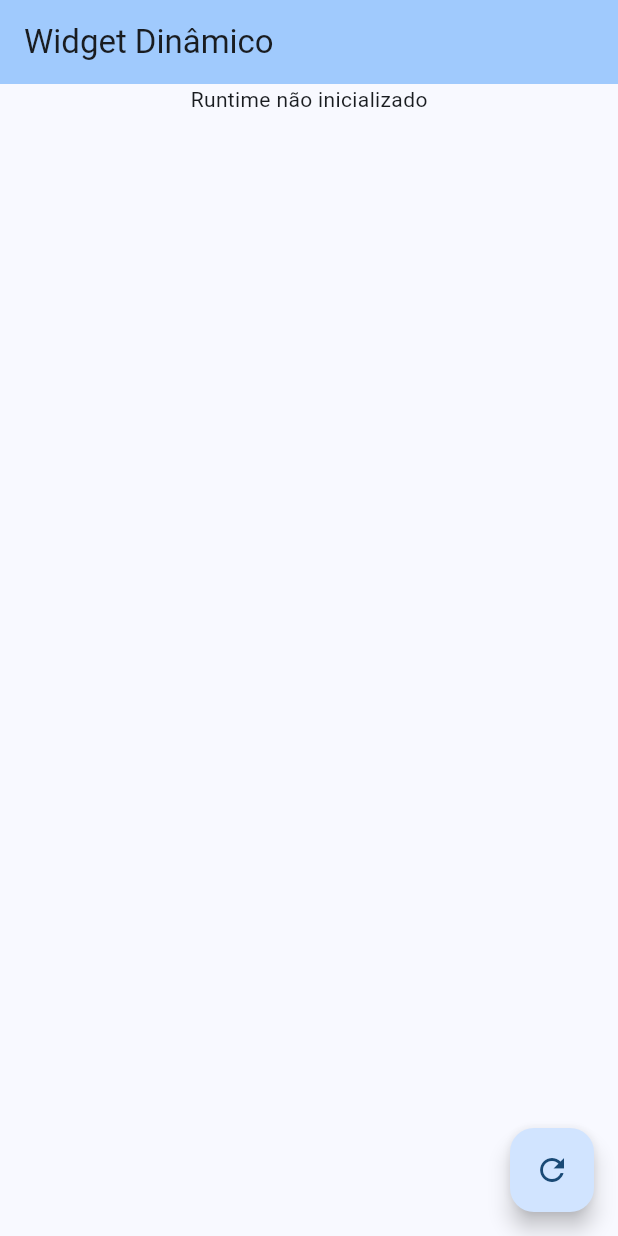
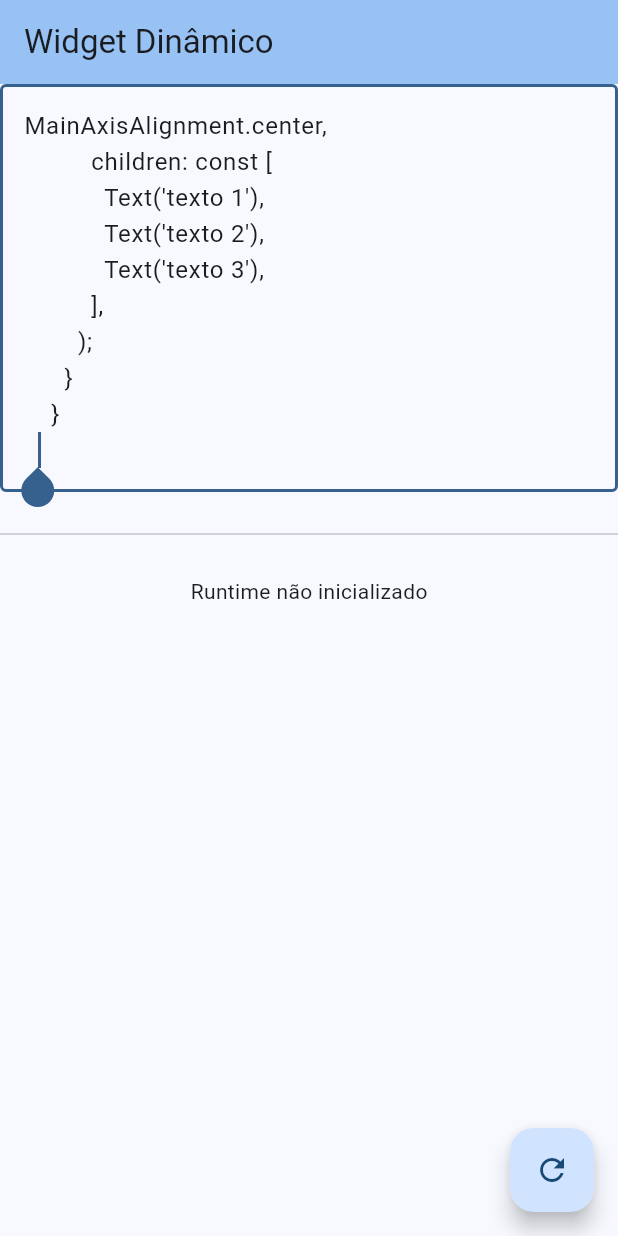
Before and after one commit to marcosfaneli/msr, a Flutter app: the screen it shows after launch, on a phone screen of 412 x 824 dp. Run offline on Flutter 3.47's test engine with Material 3 defaults, Android fonts, the phone set to English and light mode, and no system bars; missing offline and left inert: dart_eval, flutter_eval.

Commit message:
feat: Refactoring

```diff
--- a/nebula/lib/home_page.dart
+++ b/nebula/lib/home_page.dart
@@ -14,8 +14,9 @@ class _HomePageState extends State<HomePage> {
   Runtime? _runtime;
   bool _isCompiling = false;
   String? _error;
+  final TextEditingController _inputCode = TextEditingController();
 
-  final String _code = '''
+  String _code = '''
     import 'package:flutter/material.dart';
 
     class HelloWorld extends StatelessWidget {
@@ -34,8 +35,22 @@ class _HomePageState extends State<HomePage> {
   ''';
 
   @override
+  void dispose() {
+    _inputCode.dispose();
+    super.dispose();
+  }
+
+  @override
   void initState() {
     super.initState();
+    _inputCode.text = _code;
+  }
+
+  void updateCode(String code) {
+    setState(() {
+      _error = null;
+      _code = code;
+    });
   }
 
   void _compileCode(String code) async {
@@ -46,7 +61,7 @@ class _HomePageState extends State<HomePage> {
       });
 
       // added sleep
-      await Future.delayed(const Duration(seconds: 2));
+      await Future.delayed(const Duration(seconds: 1));
 
       // 1. Criar o compilador
       final compiler = Compiler();
@@ -56,9 +71,7 @@ class _HomePageState extends State<HomePage> {
 
       // 3. Compilar o código Dart
       final program = compiler.compile({
-        'uahca': {
-          'main.dart': code,
-        }
+        'mfaneli': {'main.dart': code},
       });
 
       // 4. Criar o Runtime a partir do programa compilado
@@ -71,7 +84,6 @@ class _HomePageState extends State<HomePage> {
         _runtime = runtime;
         _isCompiling = false;
       });
-
     } catch (e) {
       setState(() {
         _error = e.toString();
@@ -88,7 +100,21 @@ class _HomePageState extends State<HomePage> {
         backgroundColor: Theme.of(context).colorScheme.inversePrimary,
       ),
       body: Center(
-        child: Column(children: [
+        child: Column(
+          children: [
+            TextField(
+              controller: _inputCode,
+              maxLines: 10,
+              autofocus: true,
+              decoration: const InputDecoration(
+                hintText: 'Digite o código Dart aqui',
+                border: OutlineInputBorder(),
+              ),
+              onChanged: (value) => updateCode(value),
+            ),
+            const SizedBox(height: 20),
+            Divider(),
+            const SizedBox(height: 20),
             _buildBody(),
           ],
         ),
@@ -104,6 +130,23 @@ class _HomePageState extends State<HomePage> {
   Widget _buildBody() {
     // Mostrar loading enquanto compila
     if (_isCompiling) {
+      return compiling();
+    }
+
+    // Mostrar erro se houver
+    if (_error != null) {
+      return showError();
+    }
+
+    // Executar o código compilado
+    if (_runtime != null) {
+      return render();
+    }
+
+    return const Text('Runtime não inicializado');
+  }
+
+  Column compiling() {
     return const Column(
       mainAxisAlignment: MainAxisAlignment.center,
       children: [
@@ -114,31 +157,13 @@ class _HomePageState extends State<HomePage> {
     );
   }
 
-    // Mostrar erro se houver
-    if (_error != null) {
-      return Column(
-        mainAxisAlignment: MainAxisAlignment.center,
-        children: [
-          const Icon(Icons.error, color: Colors.red, size: 64),
-          const SizedBox(height: 20),
-          const Text('Erro ao compilar:', style: TextStyle(fontWeight: FontWeight.bold)),
-          const SizedBox(height: 10),
-          Padding(
-            padding: const EdgeInsets.all(20.0),
-            child: Text(_error!, textAlign: TextAlign.center),
-          ),
-        ],
-      );
-    }
-
-    // Executar o código compilado
-    if (_runtime != null) {
+  Widget render() {
     try {
       // Executar a função HelloWorld do código compilado
       final result = _runtime!.executeLib(
-          'package:uahca/main.dart',     // Biblioteca
-          'HelloWorld.',                 // Função (construtor)
-          [],                            // Argumentos
+        'package:mfaneli/main.dart', // Biblioteca
+        'HelloWorld.', // Função (construtor)
+        [], // Argumentos
       );
 
       // Extrair o Widget do resultado
@@ -149,7 +174,10 @@ class _HomePageState extends State<HomePage> {
         children: [
           const Icon(Icons.error_outline, color: Colors.orange, size: 64),
           const SizedBox(height: 20),
-            const Text('Erro ao executar:', style: TextStyle(fontWeight: FontWeight.bold)),
+          const Text(
+            'Erro ao executar:',
+            style: TextStyle(fontWeight: FontWeight.bold),
+          ),
           const SizedBox(height: 10),
           Padding(
             padding: const EdgeInsets.all(20.0),
@@ -160,6 +188,22 @@ class _HomePageState extends State<HomePage> {
     }
   }
 
-    return const Text('Runtime não inicializado');
+  Column showError() {
+    return Column(
+      mainAxisAlignment: MainAxisAlignment.center,
+      children: [
+        const Icon(Icons.error, color: Colors.red, size: 64),
+        const SizedBox(height: 20),
+        const Text(
+          'Erro ao compilar:',
+          style: TextStyle(fontWeight: FontWeight.bold),
+        ),
+        const SizedBox(height: 10),
+        Padding(
+          padding: const EdgeInsets.all(20.0),
+          child: Text(_error!, textAlign: TextAlign.center),
+        ),
+      ],
+    );
   }
 }
```
Lines whose indentation alone changed are shown as unchanged.
